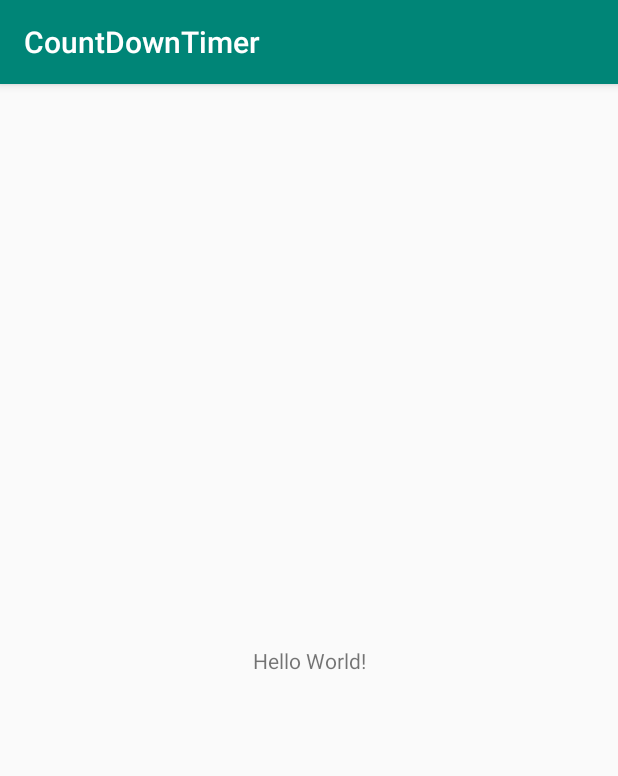
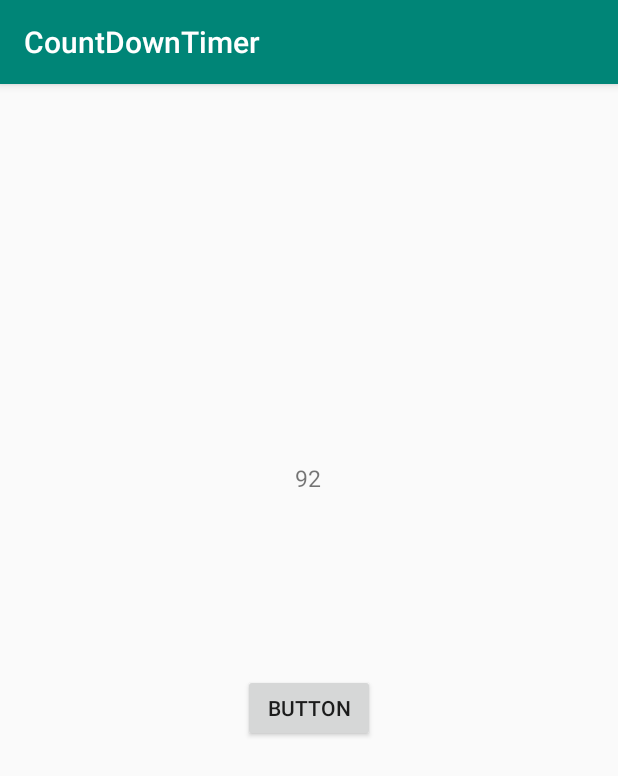
Before and after one commit to SamaliDissanayake/CountDownTimer, an Android app: the screen it shows after launch (MainActivity), on a phone screen of 412 x 824 dp. Shown: the top 776 px of the screen. Run offline under Robolectric (Android 15) with nearby library versions, the phone set to English and light mode, and no system bars.

Commit message:
Implemented Handler

```diff
--- a/app/src/main/java/lk/ac/kln/timer/MainActivity.java
+++ b/app/src/main/java/lk/ac/kln/timer/MainActivity.java
@@ -1,13 +1,33 @@
 package lk.ac.kln.timer;
 
+import android.os.Handler;
 import android.support.v7.app.AppCompatActivity;
 import android.os.Bundle;
+import android.widget.TextView;
 
 public class MainActivity extends AppCompatActivity {
-
+private  int counter=100;
     @Override
     protected void onCreate(Bundle savedInstanceState) {
         super.onCreate(savedInstanceState);
         setContentView(R.layout.activity_main);
+        countDown();
+    }
+    private  void countDown(){
+
+        final TextView textView=findViewById(R.id.textView);
+        textView.setText("hello");
+
+        final Handler handler=new Handler();
+
+        handler.post(new Runnable() {
+            @Override
+            public void run() {
+                textView.setText(Integer.toString(counter));
+                counter--;
+                handler.postDelayed(this,1000);
+            }
+        });
+
     }
 }
--- a/app/src/main/res/layout/activity_main.xml
+++ b/app/src/main/res/layout/activity_main.xml
@@ -6,13 +6,37 @@
     android:layout_height="match_parent"
     tools:context=".MainActivity">
 
+    <Button
+        android:id="@+id/button"
+        android:layout_width="wrap_content"
+        android:layout_height="45dp"
+        android:layout_marginStart="161dp"
+        android:layout_marginLeft="161dp"
+        android:layout_marginTop="375dp"
+        android:layout_marginEnd="162dp"
+        android:layout_marginRight="162dp"
+        android:layout_marginBottom="311dp"
+        android:text="Button"
+        app:layout_constraintBottom_toBottomOf="parent"
+        app:layout_constraintEnd_toEndOf="parent"
+        app:layout_constraintStart_toStartOf="parent"
+        app:layout_constraintTop_toTopOf="parent" />
+
     <TextView
+        android:id="@+id/textView"
         android:layout_width="wrap_content"
-        android:layout_height="wrap_content"
-        android:text="Hello World!"
+        android:layout_height="18dp"
+        android:layout_marginStart="176dp"
+        android:layout_marginLeft="176dp"
+        android:layout_marginTop="233dp"
+        android:layout_marginEnd="177dp"
+        android:layout_marginRight="177dp"
+        android:layout_marginBottom="479dp"
+        android:textSize="15dp"
+        android:text="TextView"
         app:layout_constraintBottom_toBottomOf="parent"
-        app:layout_constraintLeft_toLeftOf="parent"
-        app:layout_constraintRight_toRightOf="parent"
+        app:layout_constraintEnd_toEndOf="parent"
+        app:layout_constraintStart_toStartOf="parent"
         app:layout_constraintTop_toTopOf="parent" />
 
 </android.support.constraint.ConstraintLayout>
```
